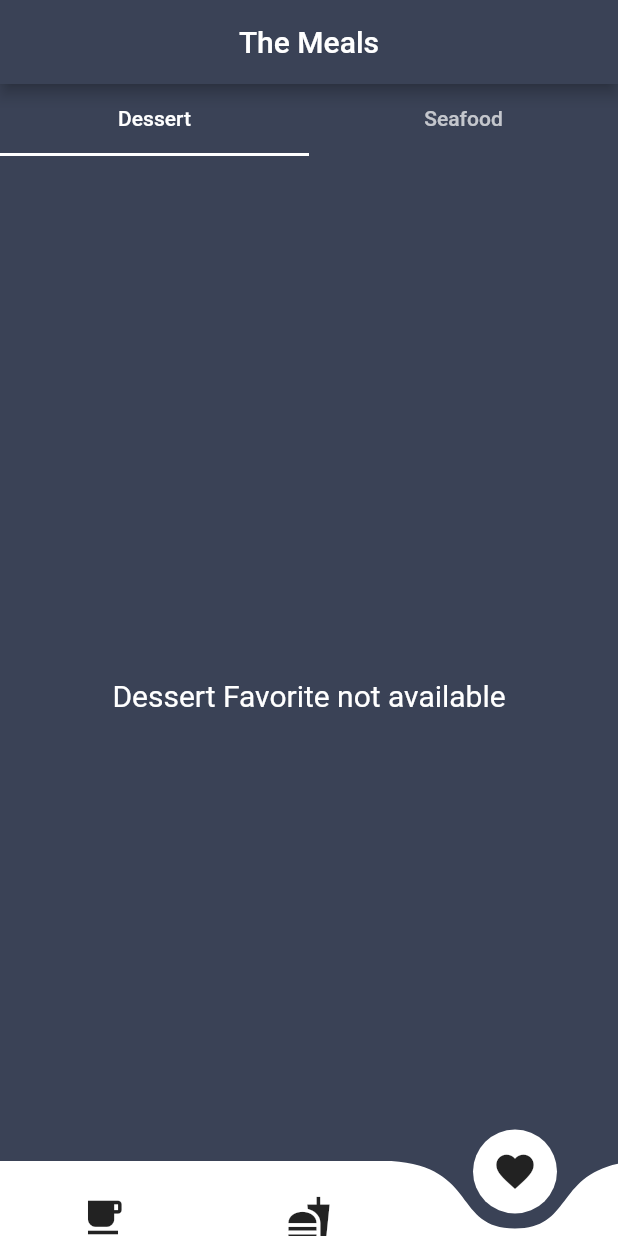
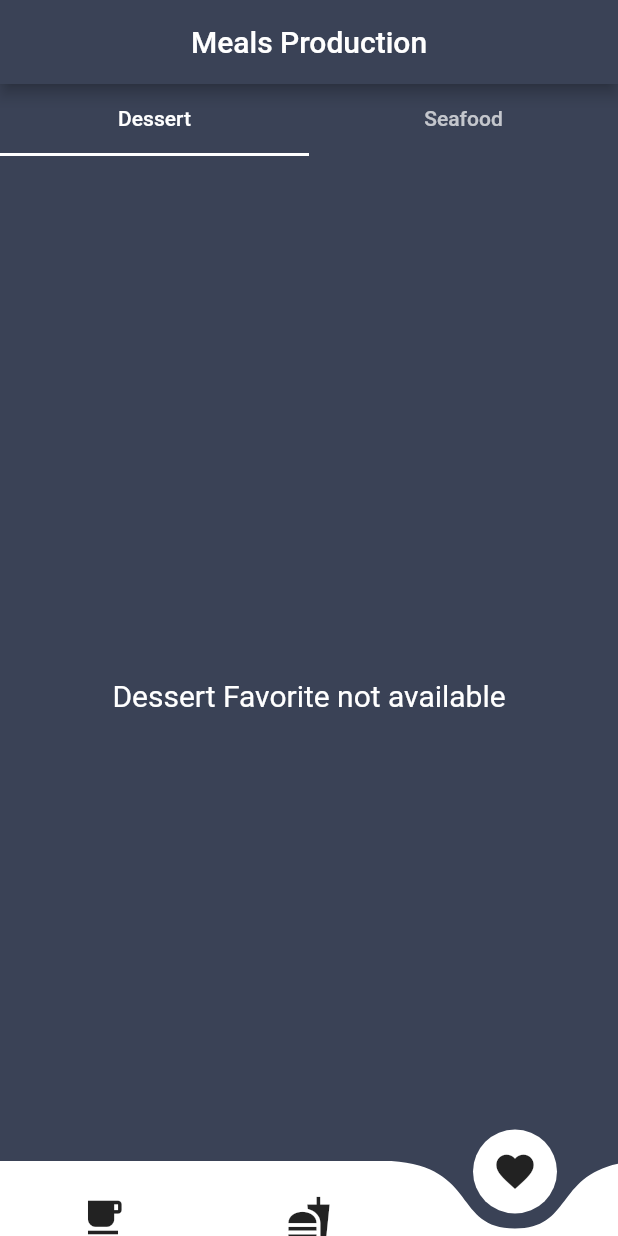
Before and after one commit to rrifafauzikomara/MealsCatalogue, a Flutter app: the screen it shows after launch, item 3 of the bottom bar chosen, on a phone screen of 412 x 824 dp. Run offline on Flutter 3.47's test engine with Material 2 defaults, Android fonts, the phone set to English and light mode, and no system bars; drawn by our look-alikes of curved_navigation_bar; our stand-ins replace rxdart, sqflite, toast; accounts and stored records are empty; network calls fail.

Commit message:
add flavor for dev and pro

```diff
--- a/lib/main.dart
+++ /dev/null
@@ -1,6 +0,0 @@
-import 'package:flutter/material.dart';
-import 'package:dicoding_submission/src/app.dart';
-
-void main() {
-  runApp(MyApp());
-}
--- /dev/null
+++ b/lib/src/launcher/meals_app.dart
@@ -0,0 +1,23 @@
+import 'package:flutter/material.dart';
+import 'package:dicoding_submission/src/view/home_screen.dart';
+import 'package:dicoding_submission/src/launcher/meals_config.dart';
+
+class MyApp extends StatelessWidget {
+  @override
+  Widget build(BuildContext context) {
+    var config = AppConfig.of(context);
+    return _buildApp(config.appDisplayName, config.isDebug);
+  }
+
+  Widget _buildApp(String appName, bool isDebug) {
+    return MaterialApp(
+      debugShowCheckedModeBanner: isDebug,
+      title: appName,
+      theme: ThemeData(
+        primaryColor: Color.fromRGBO(58, 66, 86, 1.0),
+      ),
+      home: HomePage(),
+    );
+  }
+
+}
--- /dev/null
+++ b/lib/src/launcher/meals_config.dart
@@ -0,0 +1,18 @@
+import 'package:flutter/material.dart';
+
+class AppConfig extends InheritedWidget {
+
+  AppConfig({this.isDebug, this.appDisplayName, this.appInternalId, Widget child})
+      : super(child: child);
+
+  final bool isDebug;
+  final String appDisplayName;
+  final int appInternalId;
+
+  static AppConfig of(BuildContext context) {
+    return context.inheritFromWidgetOfExactType(AppConfig);
+  }
+
+  @override
+  bool updateShouldNotify(InheritedWidget oldWidget) => false;
+}
--- a/lib/src/view/desert_screen.dart
+++ b/lib/src/view/desert_screen.dart
@@ -2,7 +2,7 @@ import 'package:flutter/material.dart';
 import '../models/meals.dart';
 import '../blocs/meals_list_bloc.dart';
 import '../hero/hero_animation.dart';
-import 'package:dicoding_submission/src/app.dart';
+import 'home_screen.dart';
 import 'detail_screen.dart';
 import 'package:toast/toast.dart';
 import 'meals_search.dart';
--- a/lib/src/view/detail_screen.dart
+++ b/lib/src/view/detail_screen.dart
@@ -2,7 +2,7 @@ import 'package:flutter/material.dart';
 import '../models/meals.dart';
 import '../blocs/meals_detail_bloc.dart';
 import 'package:dicoding_submission/src/models/meals.dart';
-import 'package:dicoding_submission/src/app.dart';
+import 'home_screen.dart';
 import 'package:toast/toast.dart';
 import 'package:dicoding_submission/src/resources/local/favorite_provider.dart';
 
--- a/lib/src/view/favorite/dessert_favorite.dart
+++ b/lib/src/view/favorite/dessert_favorite.dart
@@ -3,7 +3,7 @@ import 'package:dicoding_submission/src/models/meals.dart';
 import 'package:dicoding_submission/src/resources/local/favorite_provider.dart';
 import 'package:dicoding_submission/src/hero/hero_animation.dart';
 import 'package:toast/toast.dart';
-import 'package:dicoding_submission/src/app.dart';
+import '../home_screen.dart';
 import 'package:dicoding_submission/src/view/detail_screen.dart';
 
 class DessertFavorite extends StatefulWidget {
--- a/lib/src/view/favorite/seafood_favorite.dart
+++ b/lib/src/view/favorite/seafood_favorite.dart
@@ -3,7 +3,7 @@ import 'package:dicoding_submission/src/models/meals.dart';
 import 'package:dicoding_submission/src/resources/local/favorite_provider.dart';
 import 'package:dicoding_submission/src/hero/hero_animation.dart';
 import 'package:toast/toast.dart';
-import 'package:dicoding_submission/src/app.dart';
+import '../home_screen.dart';
 import 'package:dicoding_submission/src/view/detail_screen.dart';
 
 class SeafoodFavorite extends StatefulWidget {
--- a/lib/src/app.dart
+++ b/lib/src/view/home_screen.dart
@@ -1,23 +1,12 @@
 import 'package:flutter/material.dart';
+import 'package:flutter/services.dart';
 import 'package:toast/toast.dart';
 
 import 'package:dicoding_submission/src/view/seafood_screen.dart';
 import 'package:dicoding_submission/src/view/desert_screen.dart';
 import 'package:dicoding_submission/src/view/favorite/home_favorite.dart';
 import 'package:curved_navigation_bar/curved_navigation_bar.dart';
-
-class MyApp extends StatelessWidget {
-  @override
-  Widget build(BuildContext context) {
-    return MaterialApp(
-      title: 'The Meals',
-      theme: ThemeData(
-        primaryColor: Color.fromRGBO(58, 66, 86, 1.0),
-      ),
-      home: HomePage(),
-    );
-  }
-}
+import 'package:dicoding_submission/src/launcher/meals_config.dart';
 
 class HomePage extends StatefulWidget {
   @override
@@ -34,12 +23,17 @@ class _HomePageState extends State<HomePage> {
 
   @override
   Widget build(BuildContext context) {
-    String title = "The Meals";
+    var config = AppConfig.of(context);
+    SystemChrome.setSystemUIOverlayStyle(
+      SystemUiOverlayStyle(
+        statusBarColor: Colors.transparent,
+      ),
+    );
     return Scaffold(
       appBar: AppBar(
         centerTitle: true,
         title: Text(
-          title,
+          config.appDisplayName,
           style: TextStyle(color: Colors.white),
         ),
       ),
--- a/lib/src/view/meals_search.dart
+++ b/lib/src/view/meals_search.dart
@@ -3,7 +3,7 @@ import 'package:dicoding_submission/src/blocs/meals_search_bloc.dart';
 import 'package:dicoding_submission/src/models/meals.dart';
 import 'package:dicoding_submission/src/hero/hero_animation.dart';
 import 'package:toast/toast.dart';
-import 'package:dicoding_submission/src/app.dart';
+import 'home_screen.dart';
 import 'detail_screen.dart';
 
 class MealsSearch extends StatefulWidget {
--- a/lib/src/view/seafood_screen.dart
+++ b/lib/src/view/seafood_screen.dart
@@ -2,7 +2,7 @@ import 'package:flutter/material.dart';
 import '../models/meals.dart';
 import '../blocs/meals_list_bloc.dart';
 import '../hero/hero_animation.dart';
-import 'package:dicoding_submission/src/app.dart';
+import 'home_screen.dart';
 import 'detail_screen.dart';
 import 'package:toast/toast.dart';
 import 'meals_search.dart';
```
Also changed, not shown: lib/src/launcher/meals_development.dart (added, +14 -0 lines), lib/src/launcher/meals_production.dart (added, +14 -0 lines), lib/src/resources/strings/display_app1.dart (deleted), lib/src/resources/strings/display_app2.dart (deleted), 6 other files.
